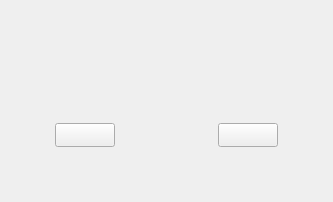
Before: the Qt Designer form messagedisplaywidget.ui in XD-SOFT/XDCalendar_Alpha, drawn with Qt 5.
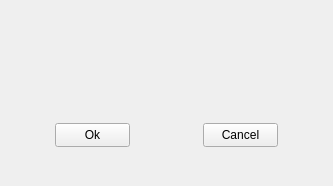
After: the same form once the commit is applied. Custom widgets are drawn as their Qt base class.

Diff of the .ui file:
```diff
--- a/messagedisplaywidget.ui
+++ b/messagedisplaywidget.ui
@@ -7,7 +7,7 @@
     <x>0</x>
     <y>0</y>
     <width>333</width>
-    <height>202</height>
+    <height>186</height>
    </rect>
   </property>
   <property name="windowTitle">
@@ -92,6 +92,9 @@
        <property name="text">
         <string/>
        </property>
+       <property name="alignment">
+        <set>Qt::AlignBottom|Qt::AlignHCenter</set>
+       </property>
       </widget>
      </item>
     </layout>
@@ -108,7 +111,7 @@
       <number>25</number>
      </property>
      <property name="bottomMargin">
-      <number>25</number>
+      <number>9</number>
      </property>
      <item>
       <widget class="QPushButton" name="pOkBtn">
@@ -131,7 +134,7 @@
         </size>
        </property>
        <property name="text">
-        <string/>
+        <string>Ok</string>
        </property>
       </widget>
      </item>
@@ -172,7 +175,7 @@
         </size>
        </property>
        <property name="text">
-        <string/>
+        <string>Cancel</string>
        </property>
       </widget>
      </item>
```
Left out of the diff: 43 changed lines with no effect on the pictures.
